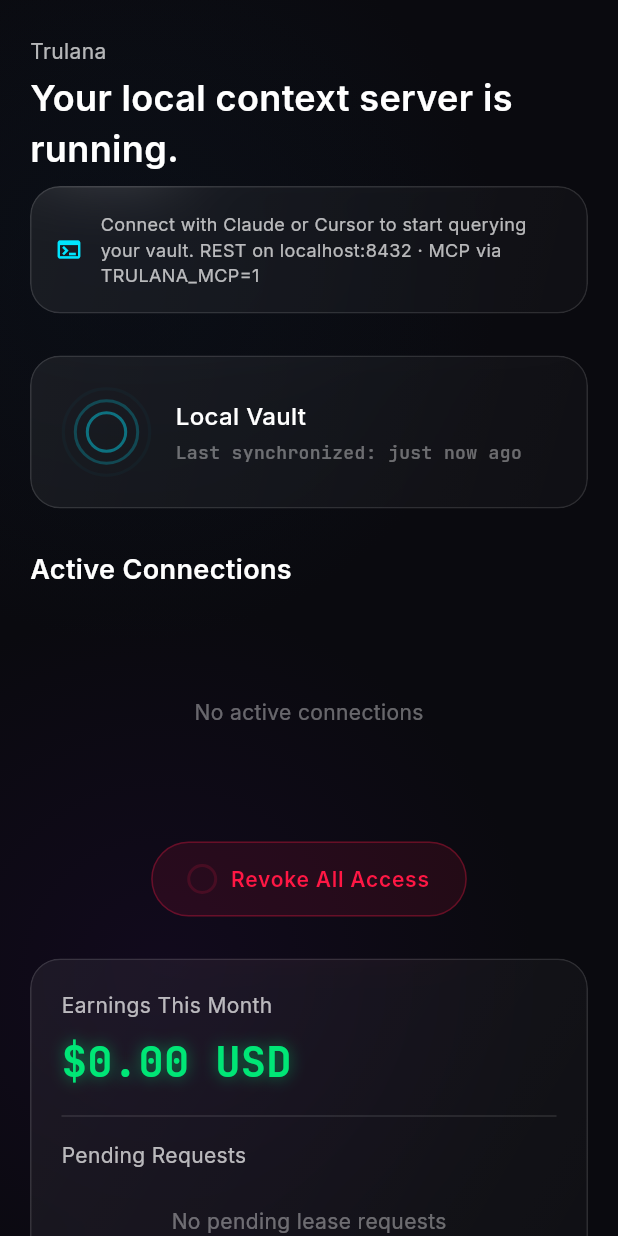
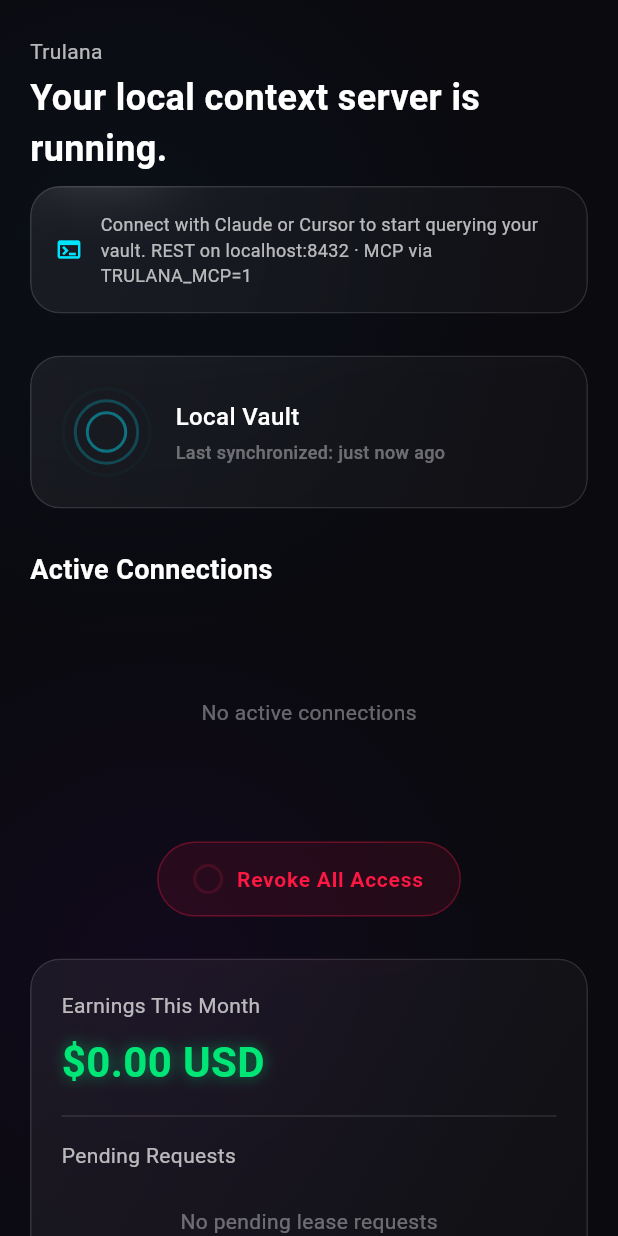
Before and after one commit to AdamsLocal/trulana, a Flutter app: the screen it shows after launch, on a phone screen of 412 x 824 dp. Run offline on Flutter 3.47's test engine with Material 3 defaults, Android fonts, the phone set to English and light mode, and no system bars; drawn by our look-alikes of flutter_animate; our stand-ins replace flutter_riverpod, flutter_secure_storage, go_router, local_auth, shelf, sqflite_sqlcipher; missing offline and left inert: shelf_router; accounts and stored records are empty; Roboto replaces fonts that are missing (Menlo).

Commit message:
Remove google_fonts — use system fonts, zero network errors
Replaced GoogleFonts.inter with system default (SF Pro on macOS).
Replaced GoogleFonts.jetBrainsMono with Menlo (macOS system mono).
Removed google_fonts and flutter_native_splash from dependencies.
No more network fetch errors in the console.

Made-with: Cursor

```diff
--- a/lib/core/theme/trulana_theme.dart
+++ b/lib/core/theme/trulana_theme.dart
@@ -1,37 +1,34 @@
 import 'package:flutter/material.dart';
-import 'package:google_fonts/google_fonts.dart';
 
 import 'trulana_colors.dart';
 
 /// Centralised Material 3 theme built on [TrulanaColors].
 ///
-/// A single static getter keeps the widget tree clean (`TrulanaTheme.darkTheme`)
-/// while still giving us a strongly-typed, testable theme object.
+/// Uses system fonts (SF Pro on macOS) to avoid network fetching
+/// and sandbox permission issues. No google_fonts dependency.
 class TrulanaTheme {
   TrulanaTheme._();
 
   static ThemeData get darkTheme {
     final ThemeData base = ThemeData.dark();
 
-    final TextTheme baseText = GoogleFonts.interTextTheme(base.textTheme);
-
-    final TextTheme textTheme = baseText.copyWith(
-      headlineLarge: baseText.headlineLarge?.copyWith(
+    final TextTheme textTheme = base.textTheme.copyWith(
+      headlineLarge: base.textTheme.headlineLarge?.copyWith(
         fontSize: 24,
         fontWeight: FontWeight.w600,
         color: TrulanaColors.textPrimary,
       ),
-      bodyLarge: baseText.bodyLarge?.copyWith(
+      bodyLarge: base.textTheme.bodyLarge?.copyWith(
         fontSize: 16,
         fontWeight: FontWeight.w400,
         color: TrulanaColors.textSecondary,
       ),
-      bodyMedium: baseText.bodyMedium?.copyWith(
+      bodyMedium: base.textTheme.bodyMedium?.copyWith(
         fontSize: 14,
         fontWeight: FontWeight.w400,
         color: TrulanaColors.textSecondary,
       ),
-      labelSmall: baseText.labelSmall?.copyWith(
+      labelSmall: base.textTheme.labelSmall?.copyWith(
         fontSize: 12,
         fontWeight: FontWeight.w400,
         color: TrulanaColors.textTertiary,
@@ -103,9 +100,11 @@ class TrulanaTheme {
   }
 
   /// Monospaced style for numeric/metric displays (balances, IDs, hashes).
-  static TextStyle get monoStyle => GoogleFonts.jetBrainsMono(
-        fontSize: 14,
-        fontWeight: FontWeight.w500,
-        color: TrulanaColors.textPrimary,
-      );
+  /// Uses Menlo (macOS system mono) with fallback to platform default.
+  static const TextStyle monoStyle = TextStyle(
+    fontFamily: 'Menlo',
+    fontSize: 14,
+    fontWeight: FontWeight.w500,
+    color: TrulanaColors.textPrimary,
+  );
 }
--- a/pubspec.yaml
+++ b/pubspec.yaml
@@ -42,7 +42,6 @@ dependencies:
 
   # Animation & UI
   flutter_animate: ^4.5.2
-  google_fonts: ^6.2.1
 
 dev_dependencies:
   flutter_test:
@@ -57,8 +56,6 @@ dev_dependencies:
   # Testing
   mockito: ^5.4.6
 
-  # Splash screen generation
-  flutter_native_splash: ^2.4.4
 
 flutter:
   uses-material-design: true
```
Also changed, not shown: pubspec.lock.
